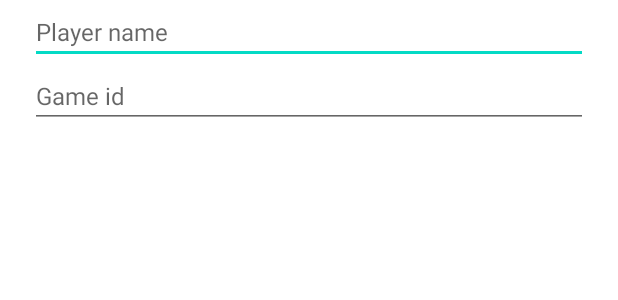
After one commit to Halvorte/ideal-lamp-row, an Android app: the layout join_game_dialogbox.xml on its own in the app's theme, with its tools: preview values and no code run, on a phone screen of 412 x 824 dp. The commit adds this screen. Shown: the top 300 px of the screen. Run offline under Robolectric (Android 15) with nearby library versions, the phone set to English and light mode, and no system bars.

Commit message:
Added two buttons to join and create game. Made a dialogbox popup for each option

```diff
--- /dev/null
+++ b/rowapp/app/src/main/res/layout/join_game_dialogbox.xml
@@ -0,0 +1,24 @@
+<?xml version="1.0" encoding="utf-8"?>
+<LinearLayout
+    xmlns:android="http://schemas.android.com/apk/res/android"
+    android:orientation="vertical"
+    android:layout_width="match_parent"
+    android:layout_height="match_parent">
+
+    <EditText
+        android:layout_width="match_parent"
+        android:layout_height="wrap_content"
+        android:hint="Player name"
+        android:id="@+id/dialogbox_join_player"
+        android:textSize="16sp"
+        android:layout_marginHorizontal="20dp"/>
+
+    <EditText
+        android:layout_width="match_parent"
+        android:layout_height="wrap_content"
+        android:hint="Game id"
+        android:id="@+id/dialogbox_join_id"
+        android:textSize="16sp"
+        android:layout_marginHorizontal="20dp"/>
+
+</LinearLayout>
--- a/rowapp/app/src/main/res/values/strings.xml
+++ b/rowapp/app/src/main/res/values/strings.xml
@@ -9,4 +9,7 @@
     <string name="poll_game_path">/%1s/poll</string>
     <string name="update_game_path">/%1s/update</string>
     <string name="game_service_key">OzvIa676yG</string>
+
+    <string name="create_game_btn">Create new game</string>
+    <string name="join_game_btn">Join game</string>
 </resources>
```
Also changed, not shown: rowapp/app/src/main/java/com/example/rowapp/logic/GameManager.kt (+5 -4 lines), rowapp/app/src/main/java/com/example/rowapp/ui/MainActivity.kt (+65 -1 lines), rowapp/app/src/main/res/layout/activity_main.xml (+15 -4 lines), rowapp/app/src/main/res/layout/new_game_dialogbox.xml (added, +16 -0 lines).
